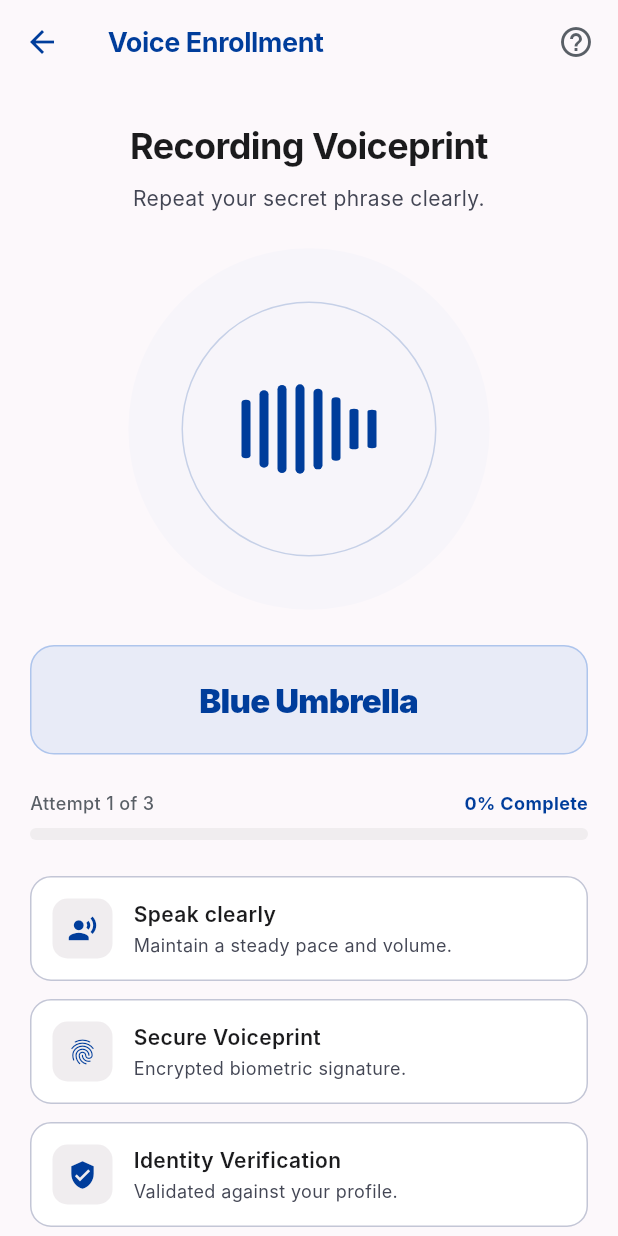
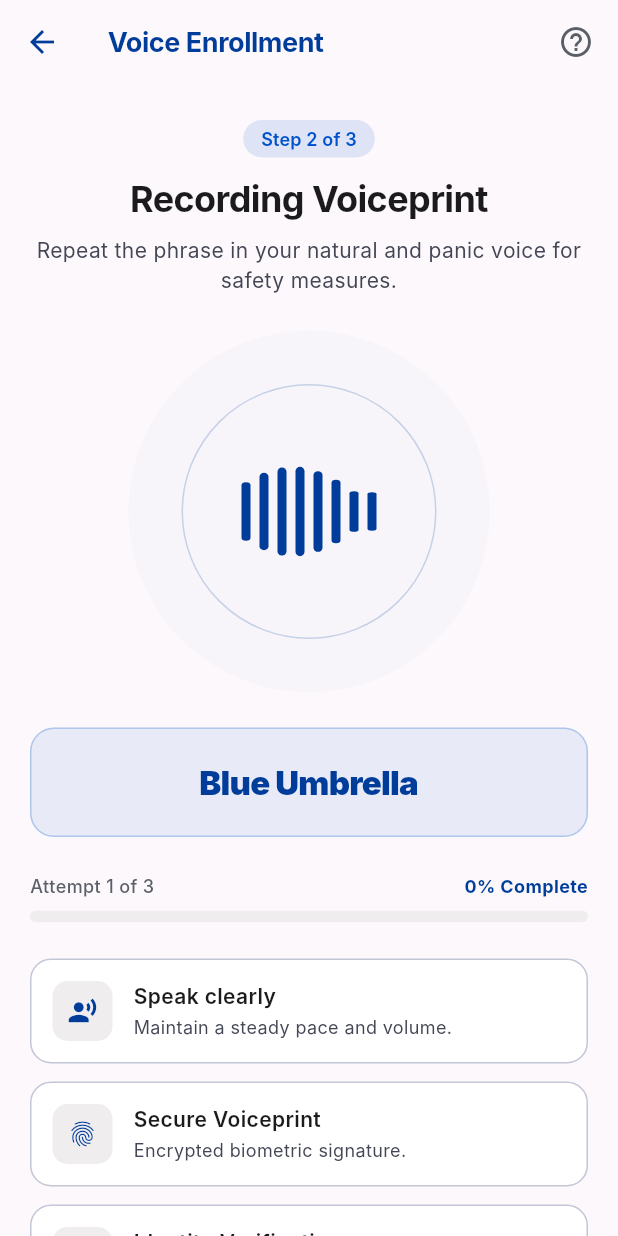
Before and after one commit to SidFlames/twoppl-v2v, a Flutter app: the RecordingVoiceprintScreen screen opened directly, on a phone screen of 412 x 824 dp. Run offline on Flutter 3.47's test engine with Material 3 defaults, Android fonts, the phone set to English and light mode, and no system bars; our stand-ins replace image_picker; Roboto replaces fonts that are missing (Inter).

Commit message:
feat: Update voice enrollment step indices and add natural/panic voice instruction

```diff
--- a/lumora/lib/screens/recording_voiceprint_screen.dart
+++ b/lumora/lib/screens/recording_voiceprint_screen.dart
@@ -123,6 +123,26 @@ class _RecordingVoiceprintScreenState extends State<RecordingVoiceprintScreen>
           padding: const EdgeInsets.symmetric(horizontal: 20, vertical: 24),
           child: Column(
             children: [
+              // Step Badge
+              Container(
+                padding:
+                    const EdgeInsets.symmetric(horizontal: 12, vertical: 4),
+                decoration: BoxDecoration(
+                  color: _primaryContainer.withValues(alpha: 0.12),
+                  borderRadius: BorderRadius.circular(999),
+                ),
+                child: const Text(
+                  'Step 2 of 3',
+                  style: TextStyle(
+                    fontSize: 12,
+                    fontWeight: FontWeight.w600,
+                    color: _primaryContainer,
+                    letterSpacing: 0.1,
+                  ),
+                ),
+              ),
+              const SizedBox(height: 10),
+
               // Header Title
               const Text(
                 'Recording Voiceprint',
@@ -136,7 +156,7 @@ class _RecordingVoiceprintScreenState extends State<RecordingVoiceprintScreen>
               ),
               const SizedBox(height: 8),
               const Text(
-                'Repeat your secret phrase clearly.',
+                'Repeat the phrase in your natural and panic voice for safety measures.',
                 style: TextStyle(fontSize: 14, color: _onSurfaceVariant),
                 textAlign: TextAlign.center,
               ),
--- a/lumora/lib/screens/secret_phrase_setup_screen.dart
+++ b/lumora/lib/screens/secret_phrase_setup_screen.dart
@@ -235,7 +235,7 @@ class _SecretPhraseSetupScreenState extends State<SecretPhraseSetupScreen>
                   borderRadius: BorderRadius.circular(999),
                 ),
                 child: const Text(
-                  'Step 1 of 3',
+                  'Step 3 of 3',
                   style: TextStyle(
                     fontSize: 12,
                     fontWeight: FontWeight.w600,
```
